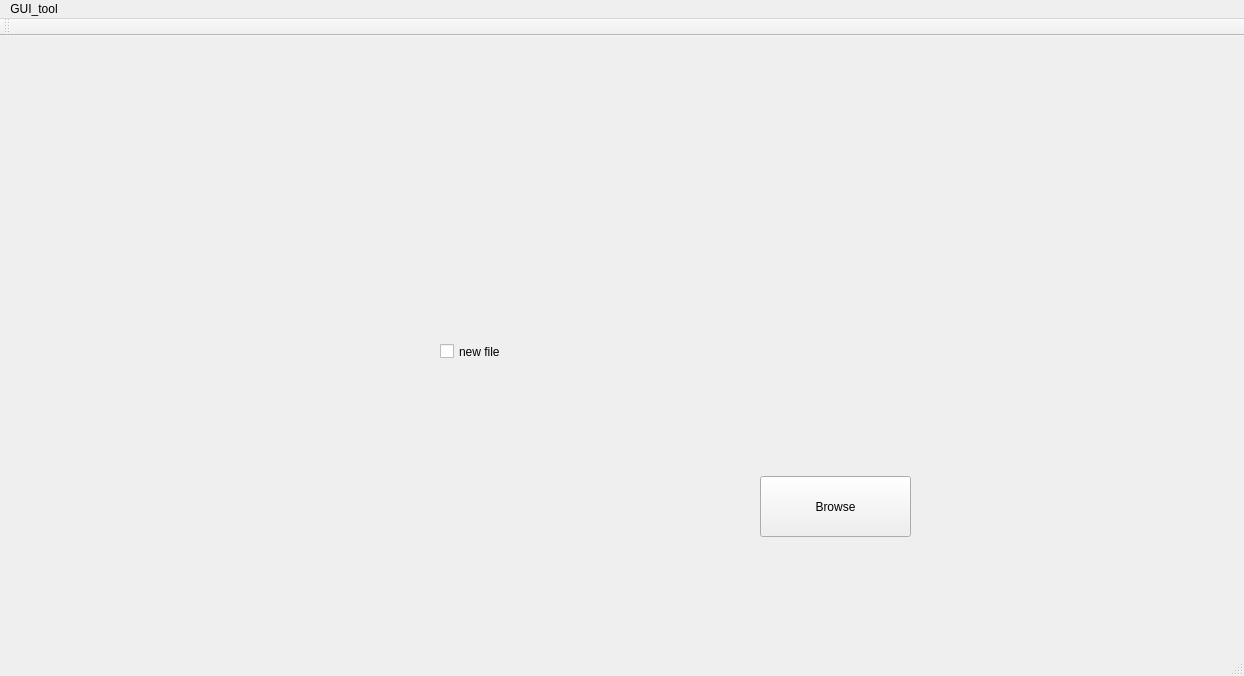
Old version of the form GUI_Tool/mainwindow.ui in the repository medbsl/GUI-TooL.
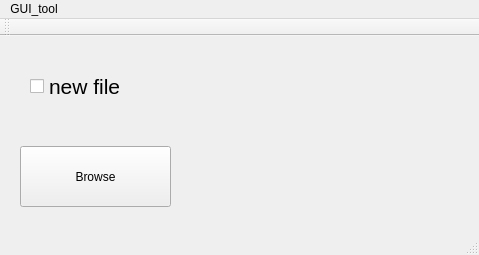
New version of the form. Icons and pictures are not drawn.

What changed in the file:
```diff
--- a/GUI_Tool/mainwindow.ui
+++ b/GUI_Tool/mainwindow.ui
@@ -6,8 +6,8 @@
    <rect>
     <x>0</x>
     <y>0</y>
-    <width>1244</width>
-    <height>676</height>
+    <width>479</width>
+    <height>255</height>
    </rect>
   </property>
   <property name="windowTitle">
@@ -17,10 +17,10 @@
    <widget class="QLabel" name="label">
     <property name="geometry">
      <rect>
-      <x>20</x>
-      <y>320</y>
-      <width>361</width>
-      <height>251</height>
+      <x>190</x>
+      <y>10</y>
+      <width>281</width>
+      <height>171</height>
      </rect>
     </property>
     <property name="text">
@@ -33,8 +33,8 @@
    <widget class="QPushButton" name="Next1">
     <property name="geometry">
      <rect>
-      <x>760</x>
-      <y>440</y>
+      <x>20</x>
+      <y>110</y>
       <width>151</width>
       <height>61</height>
      </rect>
@@ -43,49 +43,22 @@
      <string>Browse</string>
     </property>
    </widget>
-   <widget class="QLabel" name="label_2">
-    <property name="geometry">
-     <rect>
-      <x>730</x>
-      <y>20</y>
-      <width>231</width>
-      <height>251</height>
-     </rect>
-    </property>
-    <property name="text">
-     <string/>
-    </property>
-    <property name="pixmap">
-     <pixmap>../Stm32.png</pixmap>
-    </property>
-   </widget>
    <widget class="QCheckBox" name="checkBox">
     <property name="geometry">
      <rect>
-      <x>440</x>
-      <y>300</y>
-      <width>191</width>
-      <height>31</height>
-     </rect>
-    </property>
-    <property name="text">
-     <string>new file </string>
-    </property>
-   </widget>
-   <widget class="QLabel" name="label_3">
-    <property name="geometry">
-     <rect>
-      <x>10</x>
+      <x>30</x>
       <y>30</y>
-      <width>381</width>
-      <height>181</height>
+      <width>241</width>
+      <height>41</height>
      </rect>
     </property>
+    <property name="font">
+     <font>
+      <pointsize>16</pointsize>
+     </font>
+    </property>
     <property name="text">
-     <string/>
-    </property>
-    <property name="pixmap">
-     <pixmap>../images.jpeg</pixmap>
+     <string>new file </string>
     </property>
    </widget>
   </widget>
@@ -94,8 +67,8 @@
     <rect>
      <x>0</x>
      <y>0</y>
-     <width>1244</width>
-     <height>21</height>
+     <width>479</width>
+     <height>26</height>
     </rect>
    </property>
    <widget class="QMenu" name="menuGUI_tool">
```
